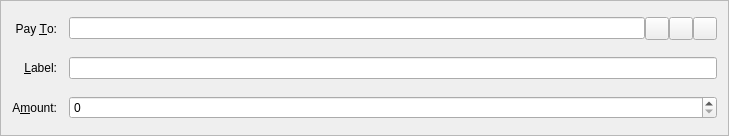
This is src/qt/forms/sendcoinsentry.ui in mcobitcoin/mcobit as Qt 5 draws it before an edit. The edited form follows.
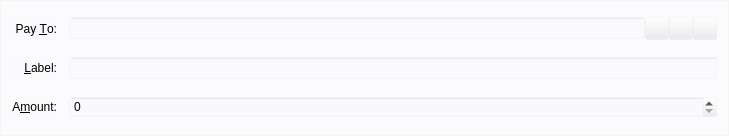
This is the edited form. Icons and pictures are not drawn. Custom widgets are drawn as their Qt base class.

```diff
--- a/src/qt/forms/sendcoinsentry.ui
+++ b/src/qt/forms/sendcoinsentry.ui
@@ -14,7 +14,7 @@
    <string>Form</string>
   </property>
   <property name="styleSheet">
-   <string notr="true">background-image: url(:/images/2s);</string>
+	<string notr="true">background:rgba(232, 236, 241, 0.1);</string>
   </property>
   <property name="frameShape">
    <enum>QFrame::StyledPanel</enum>
```
